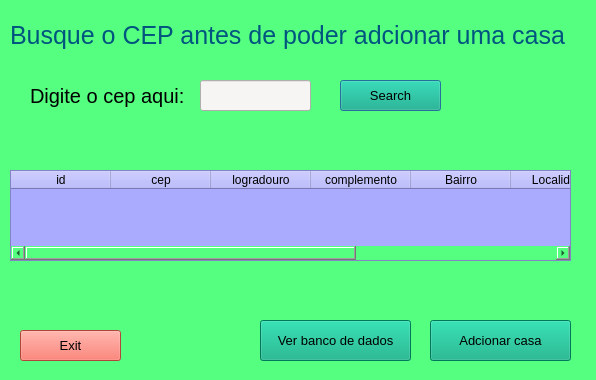
Above: CEP/dialog.ui from sarsey-walker/PyQt5 before the change. Below: the same form after it.
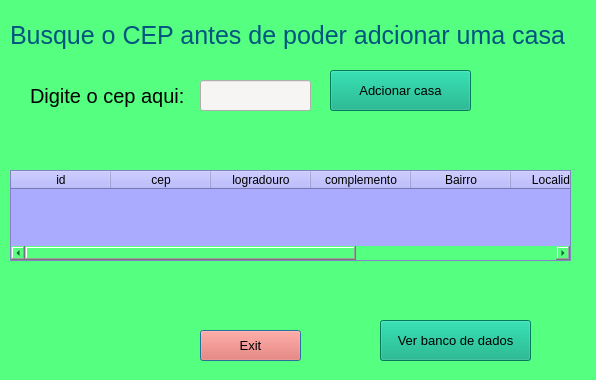
That is the form after the change.

Commit message: Exclusão do botao de pesquisa de cep

```diff
--- a/CEP/dialog.ui
+++ b/CEP/dialog.ui
@@ -114,32 +114,6 @@
     </property>
    </column>
   </widget>
-  <widget class="QPushButton" name="pushButton">
-   <property name="geometry">
-    <rect>
-     <x>340</x>
-     <y>80</y>
-     <width>101</width>
-     <height>31</height>
-    </rect>
-   </property>
-   <property name="font">
-    <font>
-     <pointsize>10</pointsize>
-     <weight>50</weight>
-     <bold>false</bold>
-    </font>
-   </property>
-   <property name="cursor">
-    <cursorShape>PointingHandCursor</cursorShape>
-   </property>
-   <property name="styleSheet">
-    <string notr="true">background-color: rgb(0, 170, 127);</string>
-   </property>
-   <property name="text">
-    <string>Search</string>
-   </property>
-  </widget>
   <widget class="QLabel" name="label_2">
    <property name="geometry">
     <rect>
@@ -163,7 +137,7 @@
   <widget class="QPushButton" name="pushButton_2">
    <property name="geometry">
     <rect>
-     <x>20</x>
+     <x>200</x>
      <y>330</y>
      <width>101</width>
      <height>31</height>
@@ -190,7 +164,7 @@
   <widget class="QPushButton" name="pushButton_3">
    <property name="geometry">
     <rect>
-     <x>260</x>
+     <x>380</x>
      <y>320</y>
      <width>151</width>
      <height>41</height>
@@ -214,8 +188,8 @@
   <widget class="QPushButton" name="pushButton_4">
    <property name="geometry">
     <rect>
-     <x>430</x>
-     <y>320</y>
+     <x>330</x>
+     <y>70</y>
      <width>141</width>
      <height>41</height>
     </rect>
```
Left out of the diff: 16 changed lines with no effect on the pictures. The commit also changes 1 other file.
